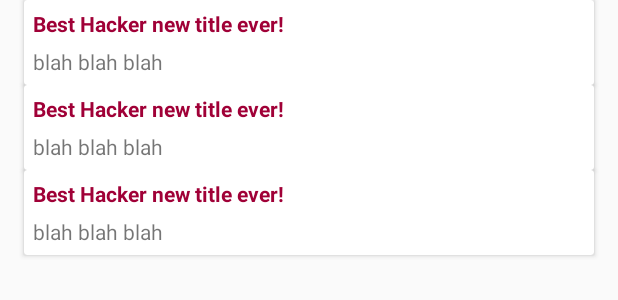
After one commit to kevoroid/AndHackerNews, an Android app: the layout story_list_fragment.xml on its own in the app's theme, with its tools: preview values and no code run, on a phone screen of 412 x 824 dp. The commit adds this screen. Shown: the top 300 px of the screen. Run offline under Robolectric (Android 15) with nearby library versions, the phone set to English and light mode, and no system bars.

Commit message:
adding main adapter structure

```diff
--- a/app/build.gradle
+++ b/app/build.gradle
@@ -25,6 +25,8 @@ dependencies {
         exclude group: 'com.android.support', module: 'support-annotations'
     })
     compile 'com.android.support:appcompat-v7:25.3.1'
+    compile 'com.android.support:cardview-v7:25.3.1'
+    compile 'com.android.support:recyclerview-v7:25.3.1'
     testCompile 'junit:junit:4.12'
     compile 'com.android.support.constraint:constraint-layout:1.0.2'
 }
--- a/app/src/main/java/com/kevoroid/andhackernews/ui/BaseActivity.java
+++ b/app/src/main/java/com/kevoroid/andhackernews/ui/BaseActivity.java
@@ -36,7 +36,7 @@ public class BaseActivity extends AppCompatActivity {
                 Toast.makeText(this, "Hey this is sample HackerNew app for PropertyGuru!", Toast.LENGTH_SHORT).show();
                 break;
             case R.id.main_menu_settings:
-                Toast.makeText(this, "Bingo! you reached Settings, leave a message after BEEEEP!", Toast.LENGTH_SHORT).show();
+                Toast.makeText(this, "Bingo! you reached Settings, leave a message after the BEEP!", Toast.LENGTH_SHORT).show();
                 break;
         }
         return super.onOptionsItemSelected(item);
--- /dev/null
+++ b/app/src/main/res/layout/card_view.xml
@@ -0,0 +1,34 @@
+<?xml version="1.0" encoding="utf-8"?>
+<android.support.v7.widget.CardView xmlns:android="http://schemas.android.com/apk/res/android"
+    xmlns:tools="http://schemas.android.com/tools"
+    android:layout_width="match_parent"
+    android:layout_height="wrap_content"
+    android:layout_marginEnd="@dimen/activity_margin"
+    android:layout_marginStart="@dimen/activity_margin">
+
+    <LinearLayout
+        android:layout_width="match_parent"
+        android:layout_height="wrap_content"
+        android:orientation="vertical">
+
+        <TextView
+            android:id="@+id/story_item_title"
+            android:layout_width="match_parent"
+            android:layout_height="wrap_content"
+            android:padding="6dp"
+            android:textColor="@color/colorPrimaryDark"
+            android:textStyle="bold"
+            tools:text="Best Hacker new title ever!" />
+
+        <TextView
+            android:id="@+id/story_item_extra"
+            android:layout_width="match_parent"
+            android:layout_height="wrap_content"
+            android:paddingBottom="6dp"
+            android:paddingEnd="6dp"
+            android:paddingStart="6dp"
+            tools:text="blah blah blah" />
+
+    </LinearLayout>
+
+</android.support.v7.widget.CardView>
--- /dev/null
+++ b/app/src/main/res/layout/story_list_fragment.xml
@@ -0,0 +1,21 @@
+<?xml version="1.0" encoding="utf-8"?>
+<LinearLayout xmlns:android="http://schemas.android.com/apk/res/android"
+    xmlns:tools="http://schemas.android.com/tools"
+    android:layout_width="match_parent"
+    android:layout_height="match_parent"
+    android:orientation="vertical">
+
+    <android.support.v4.widget.SwipeRefreshLayout
+        android:id="@+id/story_list_pull_down_refresh"
+        android:layout_width="match_parent"
+        android:layout_height="match_parent">
+
+        <android.support.v7.widget.RecyclerView
+            android:id="@+id/story_list_recyclerview"
+            android:layout_width="match_parent"
+            android:layout_height="match_parent"
+            tools:listitem="@layout/card_view" />
+
+    </android.support.v4.widget.SwipeRefreshLayout>
+
+</LinearLayout>
--- /dev/null
+++ b/app/src/main/res/values/dimens.xml
@@ -0,0 +1,5 @@
+<?xml version="1.0" encoding="utf-8"?>
+<resources>
+    <dimen name="activity_margin">16dp</dimen>
+    <dimen name="recycler_view_space">8dp</dimen>
+</resources>
```
Also changed, not shown: app/src/main/java/com/kevoroid/andhackernews/adapters/BaseRecyclerViewAdapter.java (added, +11 -0 lines), app/src/main/java/com/kevoroid/andhackernews/adapters/StoryListAdapter.java (added, +26 -0 lines), app/src/main/java/com/kevoroid/andhackernews/adapters/VerticalSpaceItemDecoration.java (added, +25 -0 lines), app/src/main/java/com/kevoroid/andhackernews/ui/StoryDetailFragment.java (+7 -0 lines), app/src/main/java/com/kevoroid/andhackernews/ui/StoryListFragment.java (+33 -1 lines).
